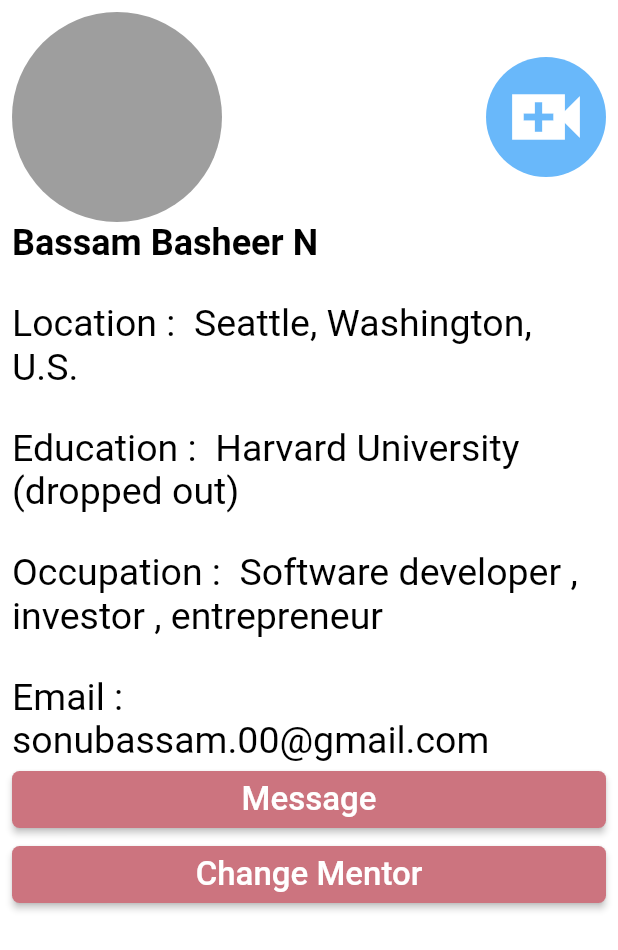
After one commit to Bassambasheer/RunDown_Career_Guidance, a Flutter app: the FindYourMentor screen opened directly, on a phone screen of 412 x 824 dp. The commit adds this screen. Shown: the top 950 px of the screen. Run offline on Flutter 3.47's test engine with Material 2 defaults, Android fonts, the phone set to English and light mode, and no system bars; our stand-ins replace animated_splash_screen, bloc, flutter_bloc, flutter_otp_text_field, google_fonts, smooth_page_indicator; Roboto replaces fonts that are missing (Trykker).

Commit message:
UI almost completed

```diff
--- /dev/null
+++ b/lib/core/controllers/Profile_bloc/profile_bloc.dart
@@ -0,0 +1,11 @@
+import 'package:bloc/bloc.dart';
+part 'profile_event.dart';
+part 'profile_state.dart';
+
+class ProfileBloc extends Bloc<ProfileEvent, ProfileState> {
+  ProfileBloc() : super(ProfileState(readonly: true)) {
+    on<EditEvent>((event, emit) {
+      emit(ProfileState(readonly: event.isreadonly));
+    });
+  }
+}
--- /dev/null
+++ b/lib/core/controllers/Profile_bloc/profile_event.dart
@@ -0,0 +1,8 @@
+part of 'profile_bloc.dart';
+
+class ProfileEvent {}
+
+class EditEvent extends ProfileEvent {
+  bool isreadonly;
+  EditEvent({required this.isreadonly});
+}
--- /dev/null
+++ b/lib/core/controllers/Profile_bloc/profile_state.dart
@@ -0,0 +1,6 @@
+part of 'profile_bloc.dart';
+
+class ProfileState {
+  final bool readonly;
+  ProfileState({required this.readonly});
+}
--- /dev/null
+++ b/lib/view/Find_mentor_page/find_mentor_screen.dart
@@ -0,0 +1,83 @@
+import 'package:flutter/material.dart';
+import 'package:run_down/core/constantwidgets/buttonwidget.dart';
+import 'package:run_down/core/constantwidgets/textwidget.dart';
+import 'package:run_down/theme/theme.dart';
+import 'package:run_down/view/Message_page/message_content_screen.dart';
+
+class FindYourMentor extends StatelessWidget {
+  const FindYourMentor({Key? key}) : super(key: key);
+
+  @override
+  Widget build(BuildContext context) {
+    const space = SizedBox(height: 25);
+    return Scaffold(
+      body: SafeArea(
+        child: Padding(
+          padding: const EdgeInsets.all(8.0),
+          child: ListView(
+            // mainAxisAlignment: MainAxisAlignment.spaceEvenly,
+            // crossAxisAlignment: CrossAxisAlignment.start,
+            children: [
+              Row(
+                mainAxisAlignment: MainAxisAlignment.spaceBetween,
+                children: const [
+                  CircleAvatar(
+                    radius: 70,
+                    backgroundColor: grey,
+                  ),
+                  CircleAvatar(
+                    backgroundColor: Color.fromARGB(255, 105, 184, 250),
+                    radius: 40,
+                    child: Icon(
+                      Icons.video_call_sharp,
+                      size: 60,
+                      color: white,
+                    ),
+                  )
+                ],
+              ),
+              const TextWidget(
+                txt: "Bassam Basheer N",
+                size: 24,
+                weight: FontWeight.bold,
+              ),
+              space,
+              const TextWidget(
+                txt: "Location :  Seattle, Washington, U.S.",
+                size: 25,
+              ),
+              space,
+              const TextWidget(
+                txt: "Education : 	Harvard University (dropped out)",
+                size: 25,
+              ),
+              space,
+              const TextWidget(
+                txt:
+                    "Occupation :  Software developer , investor , entrepreneur",
+                size: 25,
+              ),
+              space,
+              const TextWidget(
+                txt: "Email :  sonubassam.00@gmail.com",
+                size: 25,
+              ),
+              ButtonWidget(
+                  txt: "Message",
+                  ontap: () {
+                    Navigator.of(context).push(MaterialPageRoute(
+                        builder: (ctx) => const MessageContentScreen()));
+                  }),
+              ButtonWidget(
+                  txt: "Change Mentor",
+                  ontap: () {
+                    // Navigator.of(context).push(MaterialPageRoute(
+                    //     builder: (ctx) => MessageContentScreen()));
+                  })
+            ],
+          ),
+        ),
+      ),
+    );
+  }
+}
--- a/lib/view/Log_In_page/login_in_page.dart
+++ b/lib/view/Log_In_page/login_in_page.dart
@@ -4,7 +4,7 @@ import 'package:run_down/core/constantwidgets/buttonwidget.dart';
 import 'package:run_down/core/constantwidgets/textwidget.dart';
 import 'package:run_down/core/constantwidgets/txtbox.dart';
 import 'package:run_down/theme/theme.dart';
-import 'package:run_down/view/Home_Page/home_page.dart';
+import 'package:run_down/view/Home_Page/user_home_page.dart';
 import 'package:run_down/view/Log_In_page/otp_page.dart';
 import 'package:run_down/view/Log_In_page/phonenumber.dart';
 import 'package:run_down/view/Sign_up_page/mentor_sign_up_page.dart';
--- a/lib/view/Sign_up_page/user_sign_up_page.dart
+++ b/lib/view/Sign_up_page/user_sign_up_page.dart
@@ -4,7 +4,7 @@ import 'package:run_down/core/constantwidgets/buttonwidget.dart';
 import 'package:run_down/core/constantwidgets/textwidget.dart';
 import 'package:run_down/core/constantwidgets/txtbox.dart';
 import 'package:run_down/theme/theme.dart';
-import 'package:run_down/view/Home_Page/home_page.dart';
+import 'package:run_down/view/Home_Page/user_home_page.dart';
 
 class UserSignUpScreen extends StatelessWidget {
   UserSignUpScreen({Key? key}) : super(key: key);
--- a/pubspec.yaml
+++ b/pubspec.yaml
@@ -31,8 +31,10 @@ dependencies:
   cupertino_icons: ^1.0.2
   flutter:
     sdk: flutter
+  flutter_bloc: ^8.0.1
   flutter_otp_text_field: ^1.0.1
   google_fonts: ^2.3.2
+  smooth_page_indicator: ^1.0.0+2
 
 dev_dependencies:
   flutter_lints: ^1.0.0
```
Also changed, not shown: lib/main.dart (+11 -3 lines), lib/view/Aptitude_pages/Instructions.dart (+7 -1 lines), lib/view/Aptitude_pages/assessment_type_page.dart (+78 -4 lines), lib/view/Home_Page/mentor_home_page.dart (added, +41 -0 lines), lib/view/Home_Page/user_home_page.dart (renamed from lib/view/Home_Page/home_page.dart, +6 -30 lines), lib/view/Home_Page/widgets/App_bar.dart (added, +38 -0 lines), lib/view/Landing_Page/landing_page.dart (+22 -8 lines), lib/view/Message_page/message_content_screen.dart (+18 -0 lines), lib/view/Profile_page/profile_page.dart (+34 -15 lines), pubspec.lock.
